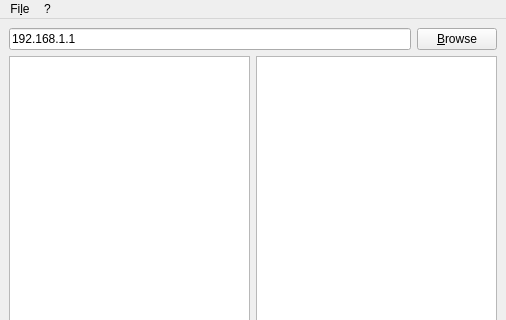
Qt form qmclientwidget.ui (teknoraver/qmclient) before a commit; both pictures show x 0 to 506 and y 0 to 320 of the 506 by 474 pixel window.
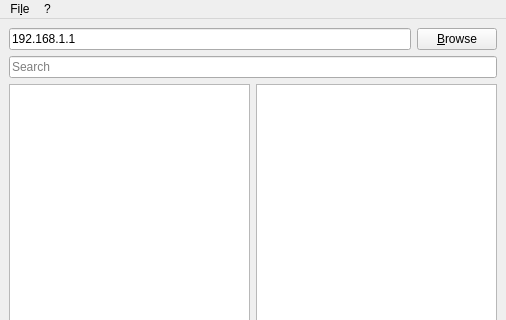
The same form after that commit. Icons and pictures are not drawn.

Commit message: search function

What changed in the file:
```diff
--- a/qmclientwidget.ui
+++ b/qmclientwidget.ui
@@ -33,7 +33,7 @@
       </property>
      </widget>
     </item>
-    <item row="1" column="0" colspan="2">
+    <item row="2" column="0" colspan="2">
      <layout class="QHBoxLayout" name="horizontalLayout">
       <item>
        <widget class="QTreeView" name="objects">
@@ -54,6 +54,16 @@
       </item>
      </layout>
     </item>
+    <item row="1" column="0" colspan="2">
+     <widget class="QLineEdit" name="search">
+      <property name="placeholderText">
+       <string>Search</string>
+      </property>
+      <property name="clearButtonEnabled">
+       <bool>true</bool>
+      </property>
+     </widget>
+    </item>
    </layout>
   </widget>
   <widget class="QMenuBar" name="menubar">
```
Left out of the diff: 3 changed lines with no effect on the pictures. The commit also changes 3 other files.
